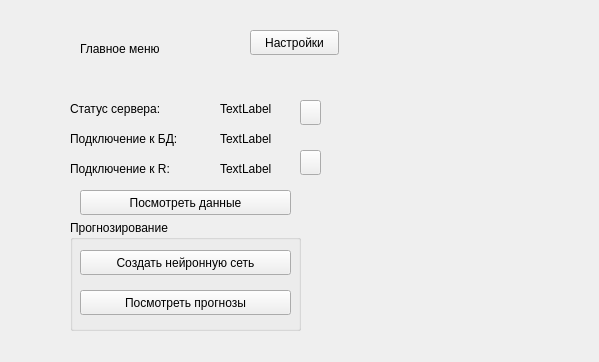
Above: src/widgets/choosemenu.ui from glebmillenium/forecasting-financial-time-series before the change. Below: the same form after it.
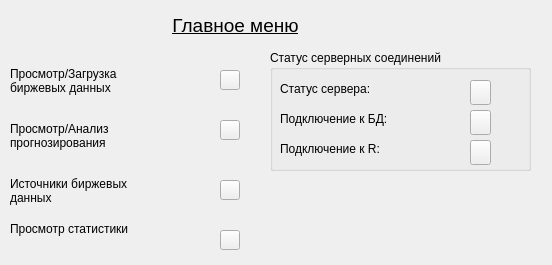
That is the form after the change.

Commit message: Добавлены иконки на кнопки главного меню

Diff of the .ui file:
```diff
--- a/src/widgets/choosemenu.ui
+++ b/src/widgets/choosemenu.ui
@@ -6,8 +6,8 @@
    <rect>
     <x>0</x>
     <y>0</y>
-    <width>599</width>
-    <height>362</height>
+    <width>552</width>
+    <height>265</height>
    </rect>
   </property>
   <property name="windowTitle">
@@ -16,189 +16,263 @@
   <widget class="QLabel" name="label">
    <property name="geometry">
     <rect>
-     <x>80</x>
-     <y>40</y>
-     <width>111</width>
-     <height>17</height>
-    </rect>
-   </property>
-   <property name="text">
-    <string>Главное меню</string>
-   </property>
-  </widget>
-  <widget class="QLabel" name="label_2">
-   <property name="geometry">
-    <rect>
-     <x>70</x>
-     <y>130</y>
-     <width>141</width>
-     <height>17</height>
-    </rect>
-   </property>
-   <property name="text">
-    <string>Подключение к БД:</string>
-   </property>
-  </widget>
-  <widget class="QLabel" name="label_3">
-   <property name="geometry">
-    <rect>
-     <x>70</x>
-     <y>160</y>
+     <x>170</x>
+     <y>10</y>
      <width>131</width>
-     <height>17</height>
+     <height>31</height>
     </rect>
    </property>
    <property name="text">
-    <string>Подключение к R:</string>
+    <string>&lt;html&gt;&lt;head/&gt;&lt;body&gt;&lt;p align=&quot;center&quot;&gt;&lt;span style=&quot; font-size:14pt; text-decoration: underline;&quot;&gt;Главное меню&lt;/span&gt;&lt;/p&gt;&lt;/body&gt;&lt;/html&gt;</string>
    </property>
-  </widget>
-  <widget class="QLabel" name="statusDB">
-   <property name="geometry">
-    <rect>
-     <x>220</x>
-     <y>130</y>
-     <width>67</width>
-     <height>17</height>
-    </rect>
-   </property>
-   <property name="text">
-    <string>TextLabel</string>
-   </property>
-  </widget>
-  <widget class="QLabel" name="statusR">
-   <property name="geometry">
-    <rect>
-     <x>220</x>
-     <y>160</y>
-     <width>67</width>
-     <height>17</height>
-    </rect>
-   </property>
-   <property name="text">
-    <string>TextLabel</string>
+   <property name="textFormat">
+    <enum>Qt::RichText</enum>
    </property>
   </widget>
   <widget class="QPushButton" name="viewData">
    <property name="geometry">
     <rect>
-     <x>80</x>
-     <y>190</y>
-     <width>211</width>
-     <height>25</height>
+     <x>220</x>
+     <y>70</y>
+     <width>20</width>
+     <height>20</height>
     </rect>
    </property>
    <property name="text">
-    <string>Посмотреть данные</string>
+    <string/>
    </property>
   </widget>
-  <widget class="QPushButton" name="settings">
+  <widget class="QGroupBox" name="groupBox_2">
    <property name="geometry">
     <rect>
-     <x>250</x>
-     <y>30</y>
-     <width>89</width>
-     <height>25</height>
-    </rect>
-   </property>
-   <property name="text">
-    <string>Настройки</string>
-   </property>
-  </widget>
-  <widget class="QGroupBox" name="groupBox">
-   <property name="geometry">
-    <rect>
-     <x>70</x>
-     <y>220</y>
-     <width>231</width>
-     <height>111</height>
+     <x>270</x>
+     <y>50</y>
+     <width>261</width>
+     <height>121</height>
     </rect>
    </property>
    <property name="title">
-    <string>Прогнозирование</string>
+    <string>Статус серверных соединений</string>
    </property>
-   <widget class="QPushButton" name="viewForecast">
+   <widget class="QPushButton" name="retryDB">
+    <property name="enabled">
+     <bool>true</bool>
+    </property>
     <property name="geometry">
      <rect>
-      <x>10</x>
-      <y>70</y>
-      <width>211</width>
+      <x>200</x>
+      <y>60</y>
+      <width>21</width>
       <height>25</height>
      </rect>
     </property>
     <property name="text">
-     <string>Посмотреть прогнозы</string>
+     <string/>
     </property>
    </widget>
-   <widget class="QPushButton" name="createNeuralNetwork">
+   <widget class="QLabel" name="statusR">
     <property name="geometry">
      <rect>
+      <x>160</x>
+      <y>90</y>
+      <width>31</width>
+      <height>17</height>
+     </rect>
+    </property>
+    <property name="text">
+     <string/>
+    </property>
+   </widget>
+   <widget class="QLabel" name="label_2">
+    <property name="geometry">
+     <rect>
       <x>10</x>
+      <y>60</y>
+      <width>141</width>
+      <height>17</height>
+     </rect>
+    </property>
+    <property name="text">
+     <string>Подключение к БД:</string>
+    </property>
+   </widget>
+   <widget class="QLabel" name="label_4">
+    <property name="geometry">
+     <rect>
+      <x>10</x>
       <y>30</y>
-      <width>211</width>
+      <width>131</width>
+      <height>17</height>
+     </rect>
+    </property>
+    <property name="text">
+     <string>Статус сервера:</string>
+    </property>
+   </widget>
+   <widget class="QLabel" name="statusServer">
+    <property name="geometry">
+     <rect>
+      <x>160</x>
+      <y>30</y>
+      <width>31</width>
+      <height>17</height>
+     </rect>
+    </property>
+    <property name="text">
+     <string/>
+    </property>
+   </widget>
+   <widget class="QLabel" name="label_3">
+    <property name="geometry">
+     <rect>
+      <x>10</x>
+      <y>90</y>
+      <width>131</width>
+      <height>17</height>
+     </rect>
+    </property>
+    <property name="text">
+     <string>Подключение к R:</string>
+    </property>
+   </widget>
+   <widget class="QPushButton" name="retryConnect">
+    <property name="enabled">
+     <bool>true</bool>
+    </property>
+    <property name="geometry">
+     <rect>
+      <x>200</x>
+      <y>90</y>
+      <width>21</width>
       <height>25</height>
      </rect>
     </property>
     <property name="text">
-     <string>Создать нейронную сеть</string>
+     <string/>
     </property>
    </widget>
+   <widget class="QPushButton" name="retrySocket">
+    <property name="enabled">
+     <bool>true</bool>
+    </property>
+    <property name="geometry">
+     <rect>
+      <x>200</x>
+      <y>30</y>
+      <width>21</width>
+      <height>25</height>
+     </rect>
+    </property>
+    <property name="text">
+     <string/>
+    </property>
+   </widget>
+   <widget class="QLabel" name="statusDB">
+    <property name="geometry">
+     <rect>
+      <x>160</x>
+      <y>60</y>
+      <width>31</width>
+      <height>17</height>
+     </rect>
+    </property>
+    <property name="text">
+     <string/>
+    </property>
+   </widget>
   </widget>
-  <widget class="QPushButton" name="retryConnect">
-   <property name="enabled">
-    <bool>true</bool>
-   </property>
+  <widget class="QPushButton" name="viewForecast">
    <property name="geometry">
     <rect>
-     <x>300</x>
-     <y>150</y>
-     <width>21</width>
-     <height>25</height>
+     <x>220</x>
+     <y>120</y>
+     <width>20</width>
+     <height>20</height>
     </rect>
    </property>
    <property name="text">
     <string/>
    </property>
   </widget>
-  <widget class="QLabel" name="label_4">
+  <widget class="QPushButton" name="viewStatistic">
    <property name="geometry">
     <rect>
-     <x>70</x>
-     <y>100</y>
-     <width>131</width>
-     <height>17</height>
+     <x>220</x>
+     <y>230</y>
+     <width>20</width>
+     <height>20</height>
     </rect>
    </property>
    <property name="text">
-    <string>Статус сервера:</string>
+    <string/>
    </property>
   </widget>
-  <widget class="QLabel" name="statusServer">
+  <widget class="QPushButton" name="viewDataSource">
    <property name="geometry">
     <rect>
      <x>220</x>
-     <y>100</y>
-     <width>67</width>
-     <height>17</height>
+     <y>180</y>
+     <width>20</width>
+     <height>20</height>
     </rect>
    </property>
    <property name="text">
-    <string>TextLabel</string>
+    <string/>
    </property>
   </widget>
-  <widget class="QPushButton" name="retrySocket">
-   <property name="enabled">
-    <bool>true</bool>
+  <widget class="QLabel" name="label_5">
+   <property name="geometry">
+    <rect>
+     <x>10</x>
+     <y>60</y>
+     <width>201</width>
+     <height>41</height>
+    </rect>
    </property>
+   <property name="text">
+    <string>Просмотр/Загрузка
+биржевых данных</string>
+   </property>
+  </widget>
+  <widget class="QLabel" name="label_6">
    <property name="geometry">
     <rect>
-     <x>300</x>
-     <y>100</y>
-     <width>21</width>
-     <height>25</height>
+     <x>10</x>
+     <y>110</y>
+     <width>171</width>
+     <height>51</height>
     </rect>
    </property>
    <property name="text">
-    <string/>
+    <string>Просмотр/Анализ
+прогнозирования</string>
+   </property>
+  </widget>
+  <widget class="QLabel" name="label_7">
+   <property name="geometry">
+    <rect>
+     <x>10</x>
+     <y>170</y>
+     <width>161</width>
+     <height>41</height>
+    </rect>
+   </property>
+   <property name="text">
+    <string>Источники биржевых 
+данных</string>
+   </property>
+  </widget>
+  <widget class="QLabel" name="label_8">
+   <property name="geometry">
+    <rect>
+     <x>10</x>
+     <y>220</y>
+     <width>171</width>
+     <height>17</height>
+    </rect>
+   </property>
+   <property name="text">
+    <string>Просмотр статистики</string>
    </property>
   </widget>
  </widget>
```
The commit also changes 13 other files.
